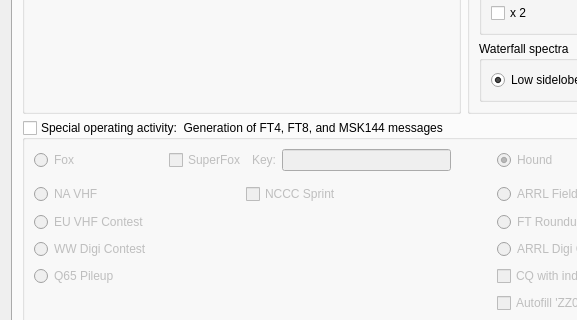
Before: the Qt Designer form Configuration.ui in uaro-radio/wsjtx, drawn with Qt 5; both pictures show x 0 to 577 and y 188 to 508 of the 928 by 716 pixel window.
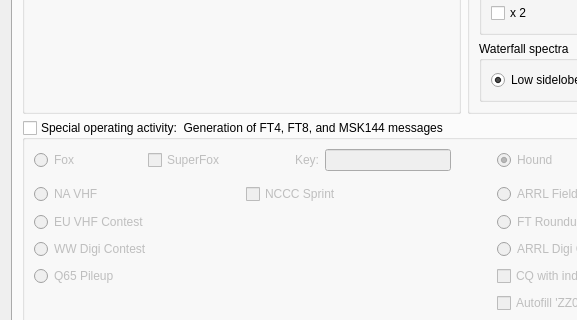
After: the same form once the commit is applied. The open tabs and pages were chosen to show the change. Custom widgets are drawn as their Qt base class.

Patch:
```diff
--- a/Configuration.ui
+++ b/Configuration.ui
@@ -3406,7 +3406,7 @@
            </widget>
           </item>
           <item row="0" column="0" colspan="2">
-           <layout class="QHBoxLayout" name="foxLayout_23" stretch="0,1,0,0,2">
+           <layout class="QHBoxLayout" name="foxLayout_23" stretch="0,1,0,1,0,2">
             <item>
              <widget class="QRadioButton" name="rbFox">
               <property name="toolTip">
@@ -3446,6 +3446,19 @@
               </property>
              </widget>
             </item>
+            <item>
+             <spacer name="horizontalSpacer_16">
+              <property name="orientation">
+               <enum>Qt::Horizontal</enum>
+              </property>
+              <property name="sizeHint" stdset="0">
+               <size>
+                <width>5</width>
+                <height>20</height>
+               </size>
+              </property>
+             </spacer>
+            </item>
             <item>
              <widget class="QLabel" name="sfkey_label">
               <property name="text">
```
Left out of the diff: 8 changed lines with no effect on the pictures.
